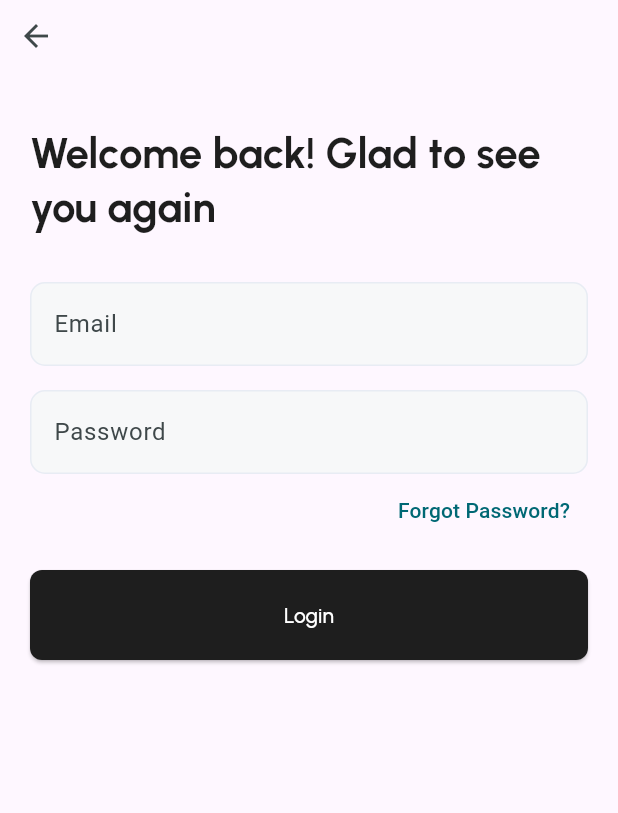
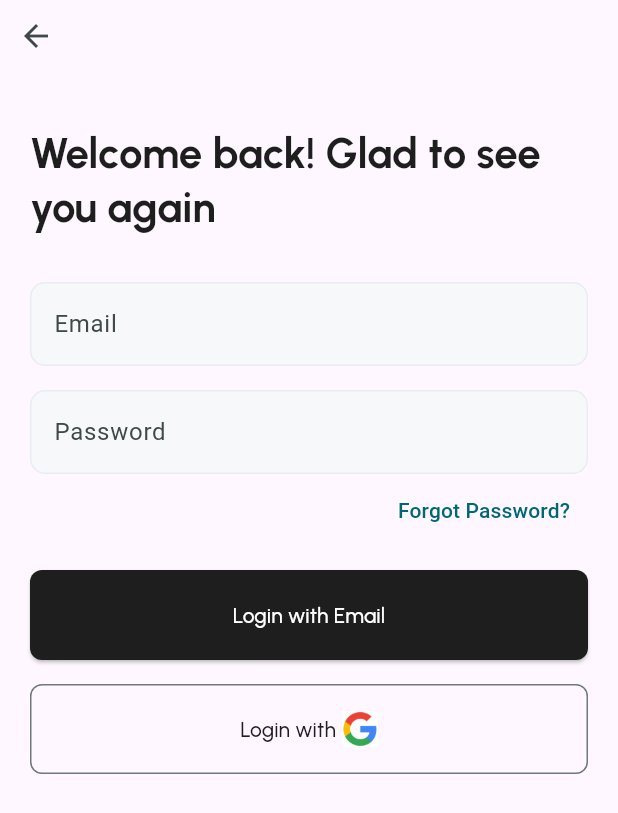
Before and after one commit to Piyush-Raj-Tiwari/AnomAlert, a Flutter app: the screen it shows after launch, after a tap on "Login", on a phone screen of 412 x 824 dp. Shown: the top 813 px of the screen. Run offline on Flutter 3.47's test engine with Material 3 defaults, Android fonts, the phone set to English and light mode, and no system bars; our stand-ins replace firebase_auth, firebase_core, google_fonts, transparent_image; accounts and stored records are empty.

Commit message:
Firebase authorized with email

```diff
--- a/lib/main.dart
+++ b/lib/main.dart
@@ -1,4 +1,5 @@
 import 'package:anom_alert/firebase_options.dart';
+import 'package:anom_alert/screens/auth/main_page.dart';
 import 'package:anom_alert/theme.dart';
 import 'package:flutter/material.dart';
 import 'package:firebase_core/firebase_core.dart';
@@ -19,7 +20,7 @@ class MyApp extends StatelessWidget {
   Widget build(BuildContext context) {
     return MaterialApp(
       debugShowCheckedModeBanner: false,
-      home: const LoginOrRegisterScreen(),
+      home: const MainPage(),
       theme: AppTheme.theme,
     );
   }
--- a/lib/screens/auth/login.dart
+++ b/lib/screens/auth/login.dart
@@ -14,9 +14,24 @@ class _LoginScreenState extends State<LoginScreen> {
   final _passwordController = TextEditingController();
 
   Future signIn() async {
+    try {
       await FirebaseAuth.instance.signInWithEmailAndPassword(
           email: _emailController.text.trim(),
           password: _passwordController.text.trim());
+      SnackBar(content: Text("Successfully signed in as"));
+    } on FirebaseAuthException catch (e) {
+      showDialog(context: context, builder: (context) {
+        return AlertDialog(content: const Text("Incorrect email ID or password"),);
+      });
+    }
+  }
+
+  @override
+  void dispose() {
+    // TODO: implement dispose
+    _emailController.dispose();
+    _passwordController.dispose();
+    super.dispose();
   }
 
   @override
@@ -36,7 +51,8 @@ class _LoginScreenState extends State<LoginScreen> {
                       children: [
                         Text(
                           "Welcome back! Glad to see you again",
-                      style: Theme.of(context)
+                          style: Theme
+                              .of(context)
                               .textTheme
                               .titleLarge!
                               .copyWith(fontWeight: FontWeight.bold),
@@ -45,6 +61,7 @@ class _LoginScreenState extends State<LoginScreen> {
                           height: 32,
                         ),
                         TextField(
+                          style: const TextStyle(color: Color(0xFF515D6B)),
                           controller: _emailController,
                           decoration: const InputDecoration(
                             label: Text("Email"),
@@ -55,6 +72,8 @@ class _LoginScreenState extends State<LoginScreen> {
                           height: 16,
                         ),
                         TextField(
+                          style: const TextStyle(color: Color(0xFF515D6B)),
+                          obscureText: true,
                           controller: _passwordController,
                           decoration: const InputDecoration(
                             label: Text("Password"),
@@ -73,11 +92,35 @@ class _LoginScreenState extends State<LoginScreen> {
                           height: 16,
                         ),
                         ElevatedButton(
+                            onPressed: signIn,
+                            child: Text(
+                              "Login with Email",
+                              style: GoogleFonts.urbanist(
+                                  color: Colors.white,
+                                  fontWeight: FontWeight.w500),
+                            )),
+                        const SizedBox(
+                          height: 16,
+                        ),
+                        OutlinedButton(
                             onPressed: () {},
-                        child: Text(
-                          "Login",
-                          style: GoogleFonts.urbanist(
-                              color: Colors.white, fontWeight: FontWeight.w500),
+                            child: Row(
+                              mainAxisAlignment: MainAxisAlignment.center,
+                              children: [
+                                Text(
+                                  "Login with",
+                                  style: GoogleFonts.urbanist(),
+                                ),
+                                const SizedBox(
+                                  width: 4,
+                                ),
+                                const Image(
+                                  image:
+                                  AssetImage("assets/images/google-logo.png"),
+                                  height: 24,
+                                  width: 24,
+                                )
+                              ],
                             ))
                       ],
                     ),
--- a/lib/screens/auth/main_page.dart
+++ b/lib/screens/auth/main_page.dart
@@ -1,4 +1,5 @@
 import 'package:anom_alert/screens/auth/login.dart';
+import 'package:anom_alert/screens/login_or_register.dart';
 import 'package:firebase_auth/firebase_auth.dart';
 import 'package:flutter/material.dart';
 
@@ -16,7 +17,7 @@ class MainPage extends StatelessWidget {
           return const HomePage();
         }
         else{
-          return const LoginScreen();
+          return const LoginOrRegisterScreen();
         }
       },),
     );
--- a/lib/theme.dart
+++ b/lib/theme.dart
@@ -14,7 +14,7 @@ class AppTheme {
           ),
           focusedBorder: OutlineInputBorder(
             borderSide: const BorderSide(
-              color: Color(0xFFE8ECF4),
+              color: Color(0xFFA2B2D2),
               width: 2,
             ),
             borderRadius: BorderRadius.circular(15),
--- a/pubspec.yaml
+++ b/pubspec.yaml
@@ -65,6 +65,7 @@ flutter:
   # To add assets to your application, add an assets section, like this:
   assets:
   - assets/images/login-image.png
+  - assets/images/google-logo.png
 
   # An image asset can refer to one or more resolution-specific "variants", see
   # https://flutter.dev/assets-and-images/#resolution-aware
```
Also changed, not shown: lib/screens/auth/register.dart (+15 -2 lines), assets/images/google-logo.png (added). Lines whose indentation alone changed are shown as unchanged.
